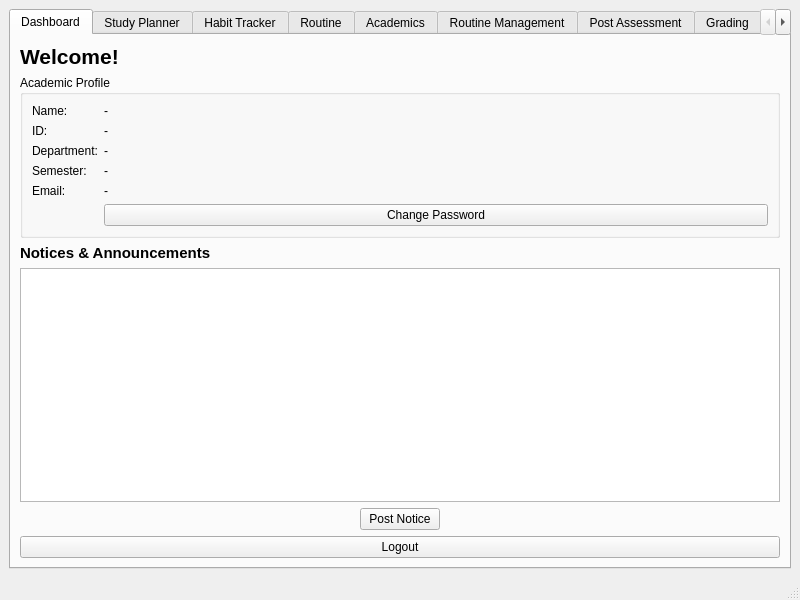
Old version of the form src/mainwindow.ui in the repository SilentCipher-Star/CSE-4302-Project.
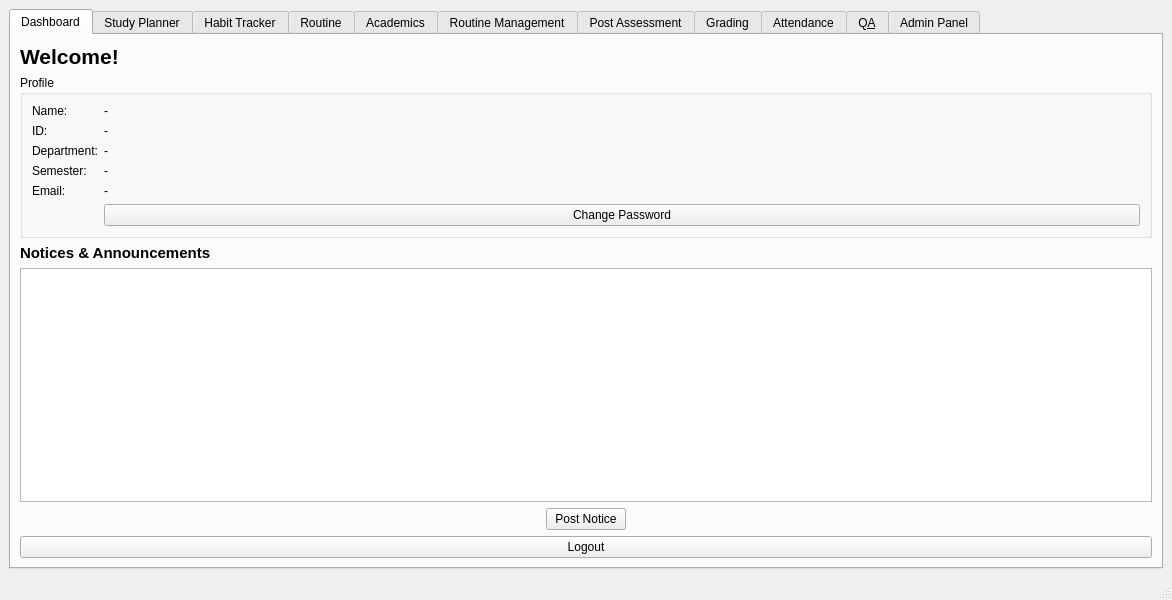
New version of the form. Custom widgets are drawn as their Qt base class.

The edit to the form file:
```diff
--- a/src/mainwindow.ui
+++ b/src/mainwindow.ui
@@ -6,7 +6,7 @@
    <rect>
     <x>0</x>
     <y>0</y>
-    <width>800</width>
+    <width>1172</width>
     <height>600</height>
    </rect>
   </property>
@@ -38,93 +38,167 @@
             <bold>true</bold>
            </font>
           </property>
-         </widget>
-        </item>
-        <item>
-         <widget class="QGroupBox" name="groupBox_profile">
-          <property name="title">
-           <string>Academic Profile</string>
-          </property>
-          <layout class="QFormLayout" name="formLayout_profile">
-           <item row="0" column="0">
-            <widget class="QLabel" name="lbl_p_name"><property name="text"><string>Name:</string></property></widget>
-           </item>
-           <item row="0" column="1">
-            <widget class="QLabel" name="val_p_name"><property name="text"><string>-</string></property></widget>
-           </item>
-           <item row="1" column="0">
-            <widget class="QLabel" name="lbl_p_id"><property name="text"><string>ID:</string></property></widget>
-           </item>
-           <item row="1" column="1">
-            <widget class="QLabel" name="val_p_id"><property name="text"><string>-</string></property></widget>
-           </item>
-           <item row="2" column="0">
-            <widget class="QLabel" name="lbl_p_dept"><property name="text"><string>Department:</string></property></widget>
-           </item>
-           <item row="2" column="1">
-            <widget class="QLabel" name="val_p_dept"><property name="text"><string>-</string></property></widget>
-           </item>
-           <item row="3" column="0">
-            <widget class="QLabel" name="lbl_p_sem"><property name="text"><string>Semester:</string></property></widget>
-           </item>
-           <item row="3" column="1">
-            <widget class="QLabel" name="val_p_sem"><property name="text"><string>-</string></property></widget>
-           </item>
-           <item row="4" column="0">
-            <widget class="QLabel" name="lbl_p_email"><property name="text"><string>Email:</string></property></widget>
-           </item>
-           <item row="4" column="1">
-            <widget class="QLabel" name="val_p_email"><property name="text"><string>-</string></property></widget>
-           </item>
-           <item row="5" column="1">
-            <widget class="QPushButton" name="btnChangePassword">
-             <property name="text">
-              <string>Change Password</string>
-             </property>
-             <property name="minimumWidth">
-              <number>180</number>
-             </property>
-            </widget>
-           </item>
-          </layout>
-         </widget>
-        </item>
-        <item>
-         <widget class="QLabel" name="label_notices">
           <property name="text">
-           <string>Notices &amp; Announcements</string>
-          </property>
-          <property name="font">
-           <font>
-            <pointsize>11</pointsize>
-            <bold>true</bold>
-           </font>
+           <string>Welcome!</string>
           </property>
          </widget>
         </item>
         <item>
-         <widget class="QListWidget" name="noticeListWidget"/>
+         <layout class="QHBoxLayout" name="horizontalLayout_profile_stats">
+          <item alignment="Qt::AlignTop">
+           <widget class="QGroupBox" name="groupBox_profile">
+            <property name="sizePolicy">
+             <sizepolicy hsizetype="Preferred" vsizetype="Preferred">
+              <horstretch>0</horstretch>
+              <verstretch>0</verstretch>
+             </sizepolicy>
+            </property>
+            <property name="title">
+             <string>Profile</string>
+            </property>
+            <layout class="QFormLayout" name="formLayout_profile">
+             <item row="0" column="0">
+              <widget class="QLabel" name="lbl_p_name">
+               <property name="text">
+                <string>Name:</string>
+               </property>
+              </widget>
+             </item>
+             <item row="0" column="1">
+              <widget class="QLabel" name="val_p_name">
+               <property name="text">
+                <string>-</string>
+               </property>
+              </widget>
+             </item>
+             <item row="1" column="0">
+              <widget class="QLabel" name="lbl_p_id">
+               <property name="text">
+                <string>ID:</string>
+               </property>
+              </widget>
+             </item>
+             <item row="1" column="1">
+              <widget class="QLabel" name="val_p_id">
+               <property name="text">
+                <string>-</string>
+               </property>
+              </widget>
+             </item>
+             <item row="2" column="0">
+              <widget class="QLabel" name="lbl_p_dept">
+               <property name="text">
+                <string>Department:</string>
+               </property>
+              </widget>
+             </item>
+             <item row="2" column="1">
+              <widget class="QLabel" name="val_p_dept">
+               <property name="text">
+                <string>-</string>
+               </property>
+              </widget>
+             </item>
+             <item row="3" column="0">
+              <widget class="QLabel" name="lbl_p_sem">
+               <property name="text">
+                <string>Semester:</string>
+               </property>
+              </widget>
+             </item>
+             <item row="3" column="1">
+              <widget class="QLabel" name="val_p_sem">
+               <property name="text">
+                <string>-</string>
+               </property>
+              </widget>
+             </item>
+             <item row="4" column="0">
+              <widget class="QLabel" name="lbl_p_email">
+               <property name="text">
+                <string>Email:</string>
+               </property>
+              </widget>
+             </item>
+             <item row="4" column="1">
+              <widget class="QLabel" name="val_p_email">
+               <property name="text">
+                <string>-</string>
+               </property>
+              </widget>
+             </item>
+             <item row="5" column="1">
+              <widget class="QPushButton" name="btnChangePassword">
+               <property name="text">
+                <string>Change Password</string>
+               </property>
+              </widget>
+             </item>
+            </layout>
+           </widget>
+          </item>
+          <item>
+           <layout class="QVBoxLayout" name="verticalLayout_stats_container"/>
+          </item>
+         </layout>
         </item>
         <item>
-         <layout class="QHBoxLayout" name="hbox_notice_btn">
+         <layout class="QVBoxLayout" name="verticalLayout_notices">
           <item>
-           <spacer name="hspacer_notice_l">
-            <property name="orientation"><enum>Qt::Horizontal</enum></property>
-            <property name="sizeHint" stdset="0"><size><width>40</width><height>20</height></size></property>
-           </spacer>
-          </item>
-          <item>
-           <widget class="QPushButton" name="addNoticeButton">
-            <property name="text"><string>Post Notice</string></property>
-                  <property name="maximumWidth"><number>280</number></property>
-            <property name="toolTip"><string>Post a new notice (Teachers only)</string></property>
+           <widget class="QLabel" name="label_notices">
+            <property name="font">
+             <font>
+              <pointsize>11</pointsize>
+              <bold>true</bold>
+             </font>
+            </property>
+            <property name="text">
+             <string>Notices &amp; Announcements</string>
+            </property>
            </widget>
           </item>
           <item>
-           <spacer name="hspacer_notice_r">
-            <property name="orientation"><enum>Qt::Horizontal</enum></property>
-            <property name="sizeHint" stdset="0"><size><width>40</width><height>20</height></size></property>
-           </spacer>
+           <widget class="QListWidget" name="noticeListWidget"/>
+          </item>
+          <item>
+           <layout class="QHBoxLayout" name="hbox_notice_btn">
+            <item>
+             <spacer name="hspacer_notice_l">
+              <property name="orientation">
+               <enum>Qt::Orientation::Horizontal</enum>
+              </property>
+              <property name="sizeHint" stdset="0">
+               <size>
+                <width>40</width>
+                <height>20</height>
+               </size>
+              </property>
+             </spacer>
+            </item>
+            <item>
+             <widget class="QPushButton" name="addNoticeButton">
+              <property name="toolTip">
+               <string>Post a new notice (Teachers only)</string>
+              </property>
+              <property name="text">
+               <string>Post Notice</string>
+              </property>
+             </widget>
+            </item>
+            <item>
+             <spacer name="hspacer_notice_r">
+              <property name="orientation">
+               <enum>Qt::Orientation::Horizontal</enum>
+              </property>
+              <property name="sizeHint" stdset="0">
+               <size>
+                <width>40</width>
+                <height>20</height>
+               </size>
+              </property>
+             </spacer>
+            </item>
+           </layout>
           </item>
          </layout>
         </item>
@@ -756,6 +830,18 @@
   <widget class="QMenuBar" name="menubar"/>
   <widget class="QStatusBar" name="statusbar"/>
  </widget>
+ <customwidgets>
+  <customwidget>
+   <class>AcadenceTableView</class>
+   <extends>QTableView</extends>
+   <header>../include/custom_tables.hpp</header>
+  </customwidget>
+  <customwidget>
+   <class>AcadenceTableWidget</class>
+   <extends>QTableWidget</extends>
+   <header>../include/custom_tables.hpp</header>
+  </customwidget>
+ </customwidgets>
  <resources/>
  <connections/>
 </ui>
```
Left out of the diff: 754 changed lines with no effect on the pictures.
